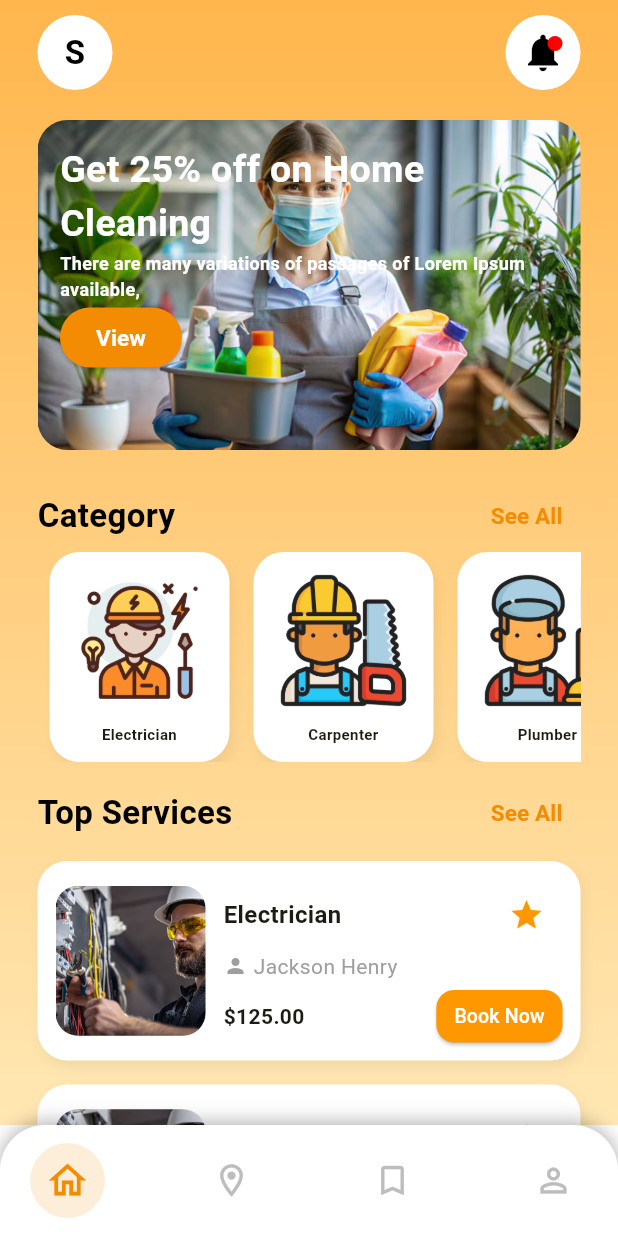
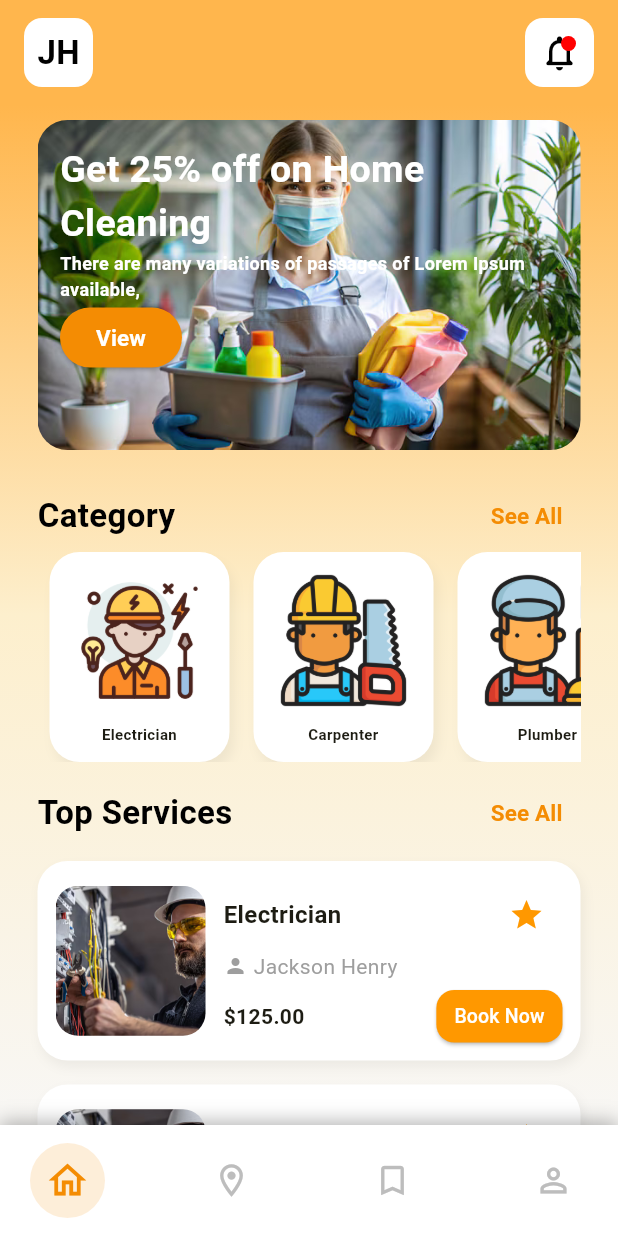
Before and after one commit to sumit-jangid-1708/skilllink, a Flutter app: the DashboardScreen screen opened by its route, on a phone screen of 412 x 824 dp. Run offline on Flutter 3.47's test engine with Material 3 defaults, Android fonts, the phone set to English and light mode, and no system bars; our stand-ins replace fluttertoast, get, google_maps_flutter, intl_phone_field, shared_preferences; accounts and stored records are empty.

Commit message:
add white color to background and appbar color change, bottom navigation bar remove rounded corners,

```diff
--- a/lib/utils/curved_background.dart
+++ b/lib/utils/curved_background.dart
@@ -15,7 +15,8 @@ class CurvedBackground extends StatelessWidget {
           end: Alignment.bottomCenter,
           colors: [
             Color(0xFFFFB64D), // light orange-yellow (top)
-            Color(0xFFFFE7B3), // pale warm yellow (bottom)
+            Color(0xFFFDEFCD),// pale warm yellow (bottom)
+            Color(0xFFF8F7F5),
           ],
         ),
       ),
--- a/lib/utils/custom_appbar.dart
+++ b/lib/utils/custom_appbar.dart
@@ -18,14 +18,15 @@ class CustomAppBar extends StatelessWidget implements PreferredSizeWidget {
     return Container(
       padding: const EdgeInsets.symmetric(horizontal: 16, vertical: 12),
       decoration: const BoxDecoration(
-        gradient: LinearGradient(
-          begin: Alignment.topCenter,
-          end: Alignment.bottomCenter,
-          colors: [
-            Color(0xFFFFB64D), // Same as CurvedBackground top color
-            Color(0xFFFFE7B3), // Bottom blend for smooth transition
-          ],
-        ),
+        color: Color(0xFFFFB64D),
+        // gradient: LinearGradient(
+        //   begin: Alignment.topCenter,
+        //   end: Alignment.bottomCenter,
+        //   colors: [
+        //     Color(0xFFFFB64D), // Same as CurvedBackground top color
+        //     Color(0xFFFFE7B3), // Bottom blend for smooth transition
+        //   ],
+        // ),
       ),
       child: SafeArea(
         bottom: false,
--- a/lib/view/dashboard/dashboard.dart
+++ b/lib/view/dashboard/dashboard.dart
@@ -57,10 +57,10 @@ class DashboardScreen extends StatelessWidget {
       decoration: BoxDecoration(
         // color: const Color(0xFF1C1C1E),  dark background (like iOS)
         color: Colors.white,
-        borderRadius: const BorderRadius.only(
-          topLeft: Radius.circular(30),
-          topRight: Radius.circular(30),
-        ),
+        // borderRadius: const BorderRadius.only(
+        //   topLeft: Radius.circular(30),
+        //   topRight: Radius.circular(30),
+        // ),
         boxShadow: [
           BoxShadow(
             color: Colors.black.withOpacity(0.3),
--- a/lib/view/home/home_screen.dart
+++ b/lib/view/home/home_screen.dart
@@ -1,5 +1,6 @@
 import 'package:flutter/material.dart';
 import 'package:skill_link/res/colors/app_color.dart';
+import 'package:skill_link/utils/custom_appbar.dart';
 
 import '../../res/colors/app_color.dart';
 import '../../res/components/widgets/serviceCard.dart';
@@ -12,6 +13,7 @@ class HomeScreen extends StatelessWidget {
   @override
   Widget build(BuildContext context) {
     return Scaffold(
+      appBar: const CustomAppBar(initial: "JH"),
       body: CurvedBackground(
         child: SafeArea(
           child: SingleChildScrollView(
@@ -19,73 +21,8 @@ class HomeScreen extends StatelessWidget {
             child: Column(
               mainAxisAlignment: MainAxisAlignment.center,
               children: [
-                Container(
-                  child: Row(
-                    mainAxisAlignment: MainAxisAlignment.spaceBetween,
-                    children: [
-                      Container(
-                        width: 50,
-                        height: 50,
-                        decoration: BoxDecoration(
-                          borderRadius: BorderRadius.circular(50),
-                          // border: BoxBorder.all(width: 1, color: AppColor.blackColor),
-                          color: AppColor.white,
-                        ),
-                        child: Center(
-                          child: Padding(
-                            padding: const EdgeInsets.all(8.0),
-                            child: Text(
-                              "S",
-                              style: TextStyle(
-                                fontSize: 22,
-                                color: AppColor.blackColor,
-                                fontWeight: FontWeight.bold,
-                              ),
-                            ),
-                          ),
-                        ),
-                      ),
-                      Container(
-                        width: 50,
-                        height: 50,
-                        decoration: BoxDecoration(
-                          borderRadius: BorderRadius.circular(50),
-                          // border: BoxBorder.all(width: 1, color: AppColor.blackColor),
-                          color: AppColor.white,
-                        ),
-                        child: Center(
-                          child: Padding(
-                            padding: const EdgeInsets.all(8.0),
-                            child: Stack(
-                              children: [
-                                Icon(
-                                  Icons.notifications,
-                                  color: AppColor.blackColor,
-                                  size: 30,
-                                ),
 
-                                Positioned(
-                                  left: 18,
-                                  top: 4,
-                                  child: Container(
-                                    width: 10,
-                                    height: 10,
-                                    decoration: BoxDecoration(
-                                      borderRadius: BorderRadius.circular(50),
-                                      // border: BoxBorder.all(width: 1, color: AppColor.blackColor),
-                                      color: AppColor.red,
-                                    ),
-                                  ),
-                                ),
-                              ],
-                            ),
-                          ),
-                        ),
-                      ),
-                    ],
-                  ),
-                ),
-                SizedBox(height: 20),
+                // SizedBox(height: 20),
 
                 Container(
                   width: double.infinity,
@@ -187,11 +124,10 @@ class HomeScreen extends StatelessWidget {
                         title: "Cleaner",
                         onTap: () {},
                       ),
-
                     ],
                   ),
                 ),
-                SizedBox(height: 10,),
+                SizedBox(height: 10),
                 Row(
                   mainAxisAlignment: MainAxisAlignment.spaceBetween,
                   children: [
@@ -244,7 +180,6 @@ class HomeScreen extends StatelessWidget {
   }
 }
 
-
 // Row(
 //   mainAxisAlignment: MainAxisAlignment.spaceBetween,
 //   children: [
```
